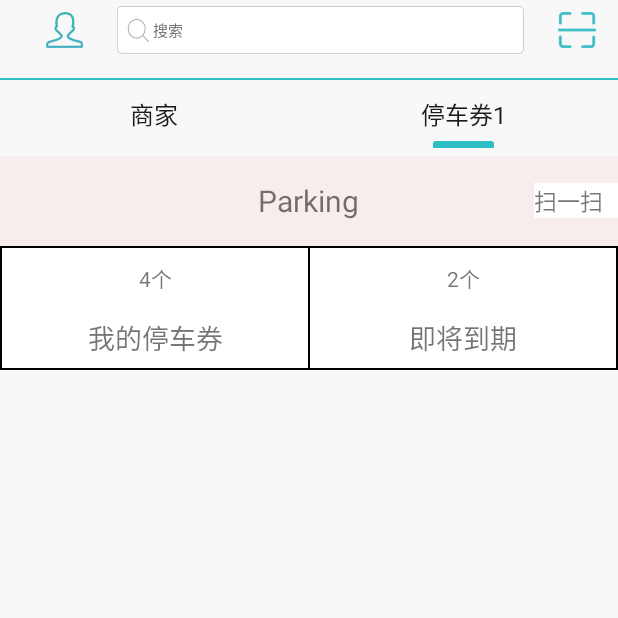
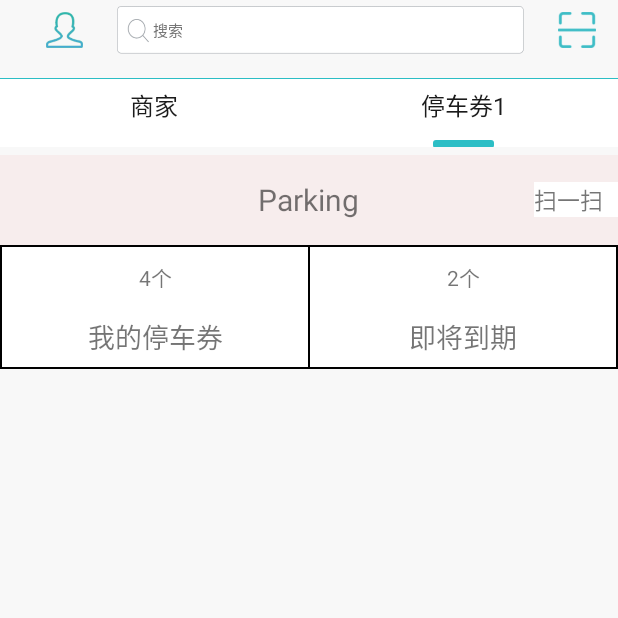
Before and after one commit to TendVictor/FreeParkingUsers, an Android app: the screen it shows after launch (MainActivity), after a tap on "停车券1", on a phone screen of 412 x 824 dp, the top half of it. Run offline under Robolectric (Android 15) with nearby library versions, the phone set to English and light mode, and no system bars.

Commit message:
修改主页面商家版块

```diff
--- a/app/src/main/java/com/example/chen/freeparkingusers/MainActivity.java
+++ b/app/src/main/java/com/example/chen/freeparkingusers/MainActivity.java
@@ -1,5 +1,6 @@
 package com.example.chen.freeparkingusers;
 
+import android.graphics.Color;
 import android.os.Bundle;
 import android.support.v4.app.Fragment;
 import android.support.v4.app.FragmentActivity;
@@ -70,6 +71,7 @@ public class MainActivity extends FragmentActivity {
 
 
         mIndicator.setTabItemTitles(mDatas);
+        mIndicator.setBackgroundColor(Color.parseColor("#ffffff"));
         mViewPager.setAdapter(mAdapter);
 
         mIndicator.setViewPager(mViewPager,0);
--- a/app/src/main/java/com/example/chen/freeparkingusers/view/ViewPagerIndicator.java
+++ b/app/src/main/java/com/example/chen/freeparkingusers/view/ViewPagerIndicator.java
@@ -306,7 +306,8 @@ public class ViewPagerIndicator extends LinearLayout {
         LinearLayout.LayoutParams lp = new LinearLayout.LayoutParams(
                 LayoutParams.MATCH_PARENT, LayoutParams.MATCH_PARENT);
         lp.width = getScreenWidth() / mTabVisibleCount;
-        tv.setGravity(Gravity.CENTER);
+        tv.setGravity(Gravity.CENTER|Gravity.TOP);
+        tv.setPadding(0, 8, 0, 0);
         tv.setTextColor(Color.parseColor("#1b1b1b"));
         tv.setText(text);
         tv.setTextSize(TypedValue.COMPLEX_UNIT_SP, 16);//调整字体大小
--- a/app/src/main/res/layout/activity_main.xml
+++ b/app/src/main/res/layout/activity_main.xml
@@ -50,7 +50,7 @@
     <View
         android:layout_marginTop="16dp"
         android:layout_width="match_parent"
-        android:layout_height="1dp"
+        android:layout_height="0.5dp"
         android:background="#2CBEC5"
         />
 
--- a/app/src/main/res/layout/fragment_campaign.xml
+++ b/app/src/main/res/layout/fragment_campaign.xml
@@ -7,7 +7,8 @@
     <View
         android:layout_width="match_parent"
         android:layout_height="1dp"
-        android:layout_marginTop="16dp"/>
+        android:layout_marginTop="8dp"
+        android:background="#d1d9df"/>
 
     <android.support.v4.widget.SwipeRefreshLayout
         android:id="@+id/swipe_seller"
```
